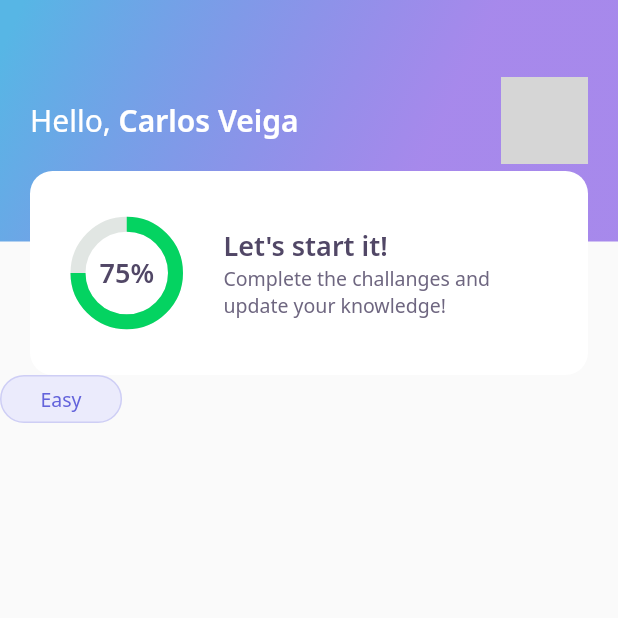
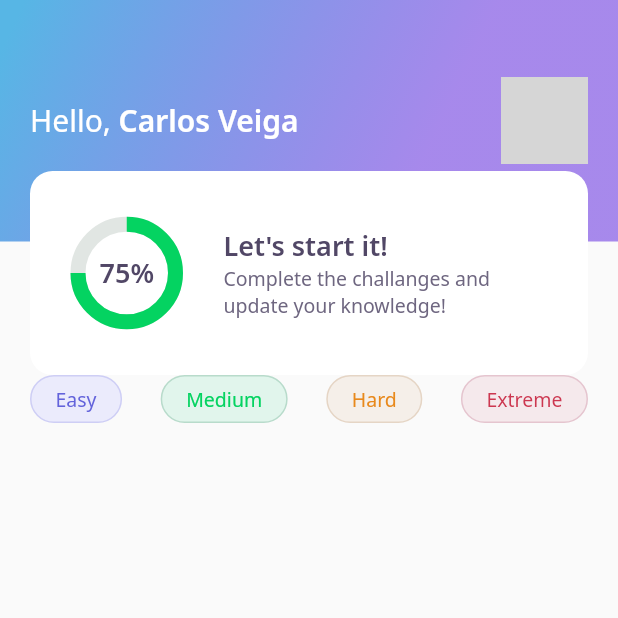
Before and after one commit to carlosveigadev/flutter_quiz_app, a Flutter app: the screen it shows after launch, on a phone screen of 412 x 824 dp, the top half of it. Run offline on Flutter 3.47's test engine with Material 2 defaults, Android fonts, the phone set to English and light mode, and no system bars; our stand-ins replace google_fonts; network calls fail; grey boxes are pictures that could not be loaded.

Commit message:
finish level button styling

```diff
--- a/lib/home/home_page.dart
+++ b/lib/home/home_page.dart
@@ -14,10 +14,18 @@ class _HomePageState extends State<HomePage> {
   @override
   Widget build(BuildContext context) {
     return Scaffold(
-      appBar: AppBarWidget(),
-      body: LevelButtonWidget(
-        label: 'Easy',
-      ),
-    );
+        appBar: AppBarWidget(),
+        body: Padding(
+          padding: const EdgeInsets.symmetric(horizontal: 20),
+          child: Row(
+            mainAxisAlignment: MainAxisAlignment.spaceBetween,
+            children: [
+              LevelButtonWidget(label: 'Easy'),
+              LevelButtonWidget(label: 'Medium'),
+              LevelButtonWidget(label: 'Hard'),
+              LevelButtonWidget(label: 'Extreme'),
+            ],
+          ),
+        ));
   }
 }
--- a/lib/home/widgets/level_button/level_button_widget.dart
+++ b/lib/home/widgets/level_button/level_button_widget.dart
@@ -46,7 +46,7 @@ class LevelButtonWidget extends StatelessWidget {
             border: Border.fromBorderSide(BorderSide(color: borderColor)),
             color: color),
         child: Padding(
-          padding: const EdgeInsets.symmetric(horizontal: 26, vertical: 6),
+          padding: const EdgeInsets.symmetric(horizontal: 16, vertical: 6),
           child: Text(
             label,
             style: GoogleFonts.notoSans(
```
